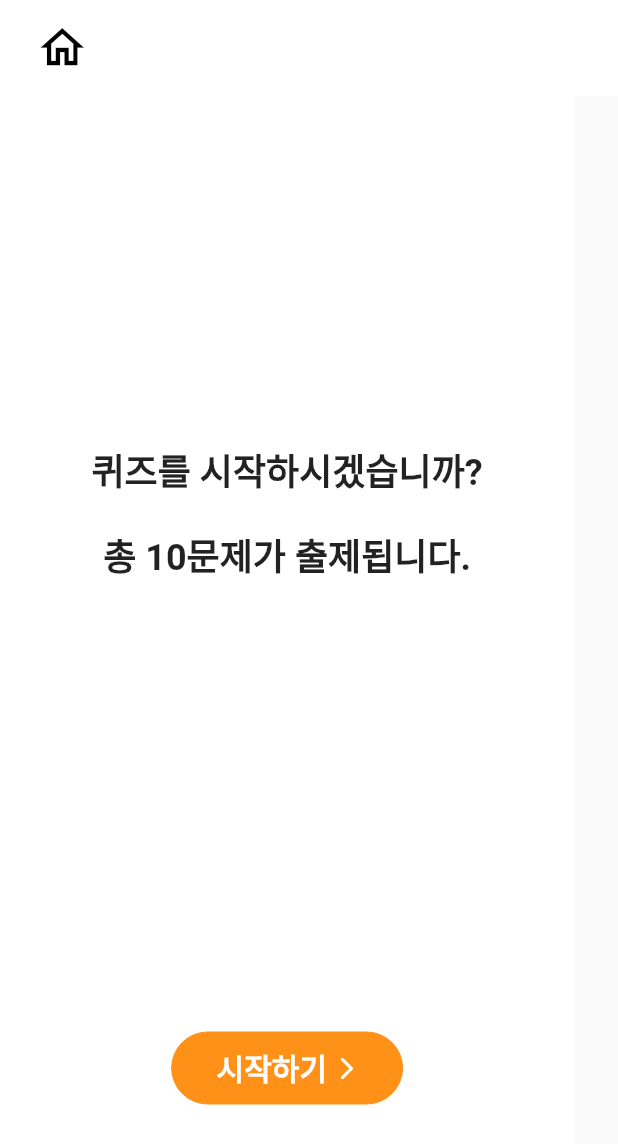
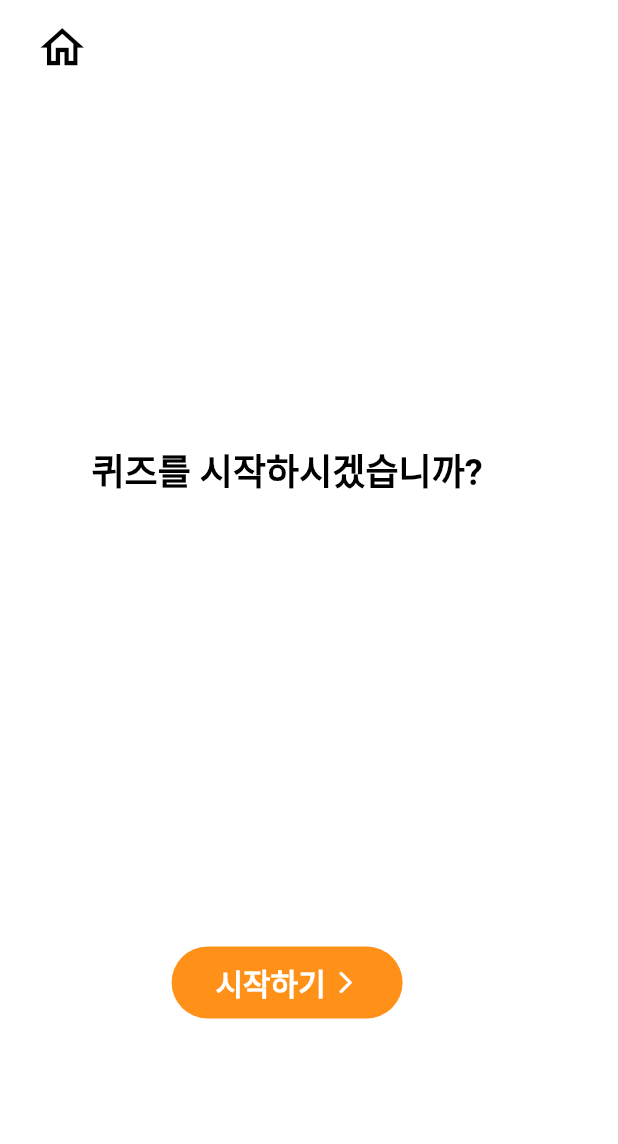
Before and after one commit to KSH-KOR/handong_dictionary_mobileapp, a Flutter app: the QuizStartView screen opened by its route, on a phone screen of 412 x 824 dp. Shown: the top 1144 px of the screen. Run offline on Flutter 3.47's test engine with Material 2 defaults, Android fonts, the phone set to English and light mode, and no system bars; our stand-ins replace cloud_firestore, firebase_auth, firebase_core, flutter_svg, google_sign_in, step_progress_indicator; accounts and stored records are empty; Roboto replaces fonts that are missing (PretendardVariable).

Commit message:
clean code about quiz_state_service

```diff
--- /dev/null
+++ b/lib/enums/quiz_status.dart
@@ -0,0 +1,3 @@
+enum QuizStatus{
+  quizNotStarted, quizFinished, submitted, isNotSelected, isSelected
+}
--- a/lib/main.dart
+++ b/lib/main.dart
@@ -41,6 +41,7 @@ void main() async {
       ),
     ],
     child: MaterialApp(
+      debugShowCheckedModeBanner: false,
       title: 'Flutter Demo',
       theme: ThemeData(
         primarySwatch: Colors.blue,
--- /dev/null
+++ b/lib/services/quiz_state_service.dart
@@ -0,0 +1,108 @@
+import 'package:flutter/material.dart';
+import 'package:provider/provider.dart';
+
+import '../constants/routes.dart';
+import '../enums/quiz_status.dart';
+import '../theme/app_colors.dart';
+import 'quiz_page_provider.dart';
+import 'quiz_select_provider.dart';
+
+class QuizService {
+  static final QuizService _shared = QuizService._sharedInstance();
+  QuizService._sharedInstance();
+  factory QuizService() => _shared;
+
+  void getFunction(QuizStatus status, BuildContext context) {
+    void actionsAfterSubmitted(BuildContext context) {
+      final pageProvider =
+          Provider.of<QuizPageProvider>(context, listen: false);
+      Provider.of<QuizSelectProvider>(context, listen: false).nextQuiz();
+
+      if (pageProvider.currentIndex < pageProvider.totalPageCount! - 1) {
+        pageProvider.nextQuiz();
+      } else {
+        pageProvider.isFinished = true;
+        Navigator.of(context)
+            .pushNamedAndRemoveUntil(quizResultRoute, (route) => false);
+      }
+    }
+
+    void submitAnswers(BuildContext context) {
+      Provider.of<QuizSelectProvider>(context, listen: false).submitAnswers();
+    }
+
+    void resetQuizzes(BuildContext context) {
+      Provider.of<QuizSelectProvider>(context, listen: false).reset();
+      Provider.of<QuizPageProvider>(context, listen: false).reset();
+      Navigator.of(context)
+          .pushNamedAndRemoveUntil(homeRoute, (route) => false);
+    }
+
+    void startQuizzes(BuildContext context) {
+      Provider.of<QuizSelectProvider>(context, listen: false).start();
+      Provider.of<QuizPageProvider>(context, listen: false).start();
+      Navigator.of(context)
+          .pushNamedAndRemoveUntil(quizPlayRoute, (route) => false);
+    }
+
+    switch (status) {
+      case QuizStatus.quizFinished:
+        return resetQuizzes(context);
+      case QuizStatus.quizNotStarted:
+        return startQuizzes(context);
+      case QuizStatus.submitted:
+        return actionsAfterSubmitted(context);
+      case QuizStatus.isNotSelected:
+        break;
+      case QuizStatus.isSelected:
+        return submitAnswers(context);
+    }
+  }
+
+  String getText(QuizStatus status) {
+    switch (status) {
+      case QuizStatus.quizNotStarted:
+        return '시작하기';
+      case QuizStatus.quizFinished:
+        return '메인으로';
+      case QuizStatus.submitted:
+        return '다음으로';
+      case QuizStatus.isSelected:
+      case QuizStatus.isNotSelected:
+        return '결과보기';
+    }
+  }
+
+  Color getColor(QuizStatus status) {
+    switch (status) {
+      case QuizStatus.quizNotStarted:
+        return AppColors.primaryColor;
+      case QuizStatus.quizFinished:
+        return AppColors.primaryColor;
+      case QuizStatus.isNotSelected:
+        return const Color(0xffD9D9D9);
+      case QuizStatus.isSelected:
+      case QuizStatus.submitted:
+        return AppColors.mainTextColor;
+    }
+  }
+
+  QuizStatus getQuizStatus(BuildContext context) {
+    final quizPageProvider =
+        Provider.of<QuizPageProvider>(context, listen: false);
+    final quizSelectProvider = Provider.of<QuizSelectProvider>(context);
+    if (!quizPageProvider.isStarted) {
+      return QuizStatus.quizNotStarted;
+    } else if (quizPageProvider.isFinished) {
+      return QuizStatus.quizFinished;
+    } else {
+      if (quizSelectProvider.isSubmitted) {
+        return QuizStatus.submitted;
+      } else if (quizSelectProvider.currentIndex == null) {
+        return QuizStatus.isNotSelected;
+      } else {
+        return QuizStatus.isSelected;
+      }
+    }
+  }
+}
--- a/lib/views/quiz/quiz_play_view.dart
+++ b/lib/views/quiz/quiz_play_view.dart
@@ -1,11 +1,9 @@
 import 'package:flutter/material.dart';
 import 'package:hdict/theme/app_colors.dart';
 import 'package:hdict/widgets/my_appbar.dart';
-import 'package:provider/provider.dart';
 
 import '../../services/cloud/firebase_cloud_quizbook_storage.dart';
 import '../../services/cloud/models/question_model.dart';
-import '../../services/quiz_select_provider.dart';
 import '../../widgets/buttons/navigate_to_home.dart';
 import '../../widgets/quiz/quiz_page.dart';
 
--- a/lib/views/quiz/quiz_result_view.dart
+++ b/lib/views/quiz/quiz_result_view.dart
@@ -2,7 +2,6 @@ import 'package:flutter/material.dart';
 import 'package:hdict/theme/text_theme.dart';
 import 'package:hdict/theme/ui_parameters.dart';
 import 'package:hdict/utilities/helper_widgets.dart';
-import 'package:hdict/widgets/my_appbar.dart';
 import 'package:provider/provider.dart';
 
 import '../../services/quiz_page_provider.dart';
--- a/lib/views/quiz/quiz_start_view.dart
+++ b/lib/views/quiz/quiz_start_view.dart
@@ -1,10 +1,9 @@
 import 'package:flutter/material.dart';
-import 'package:hdict/constants/routes.dart';
 import 'package:hdict/theme/app_colors.dart';
 import 'package:hdict/theme/text_theme.dart';
-import 'package:hdict/utilities/helper_widgets.dart';
 import 'package:hdict/widgets/buttons/navigate_to_home.dart';
 import 'package:hdict/widgets/my_appbar.dart';
+import '../../widgets/quiz/bottom_button.dart';
 
 class QuizStartView extends StatelessWidget {
   const QuizStartView({Key? key}) : super(key: key);
@@ -12,80 +11,23 @@ class QuizStartView extends StatelessWidget {
   @override
   Widget build(BuildContext context) {
     return Scaffold(
+      backgroundColor: AppColors.whiteColor,
       appBar: const MyAppBar(leadingButton: NavigateToHomePageButton()),
-      body: Container(
-          color: Colors.white,
-          child: Column(
-            children: <Widget>[
-              const Padding(
-                padding: EdgeInsets.fromLTRB(61, 231, 61, 0),
+      body: Column(
+            children: [
+              Padding(
+                padding: const EdgeInsets.fromLTRB(61, 231, 61, 0),
                 child: Text(
                   '퀴즈를 시작하시겠습니까?',
-                  style: TextStyle(
-                    fontFamily: 'PretendardVariable',
-                    fontWeight: FontWeight.w700,
-                    fontSize: 24,
-                  ),
+                  style: AppTextStyles.title2.copyWith(color: AppColors.mainTextColor),
                 ),
               ),
               const Padding(
-                padding: EdgeInsets.only(top: 21),
-                child: Text(
-                  "총 10문제가 출제됩니다.",
-                  style: TextStyle(
-                    fontFamily: 'PretendardVariable',
-                    fontWeight: FontWeight.w700,
-                    fontSize: 24,
-                  ),
-                ),
-              ),
-              Padding(
-                padding: const EdgeInsets.fromLTRB(110.5, 300, 110.5, 0),
-                child: SizedBox(
-                  width: 154,
-                  height: 48,
-                  child: TextButton(
-                    onPressed: () {
-                      Navigator.pushNamedAndRemoveUntil(
-                          context, quizPlayRoute, (route) => false);
-                    },
-                    style: TextButton.styleFrom(
-                      backgroundColor: AppColors.primaryColor,
-                      shape: RoundedRectangleBorder(
-                          borderRadius: BorderRadius.circular(24),
-                          side: const BorderSide(
-                            width: 0,
-                            color: AppColors.primaryColor,
-                          )),
-                    ),
-                    child: Row(
-                      children: <Widget>[
-                        Padding(
-                          padding: const EdgeInsets.only(left: 12),
-                          child: Row(
-                            children: <Widget>[
-                              addHorizontalSpace(10),
-                              Text(
-                                '시작하기',
-                                style: AppTextStyles.buttonText
-                                    .copyWith(color: AppColors.whiteColor),
-                              ),
-                              addHorizontalSpace(4),
-                              const Icon(
-                                Icons.arrow_forward_ios_rounded,
-                                color: Colors.white,
-                                size: 18,
-                              ),
-                            ],
-                          ),
-                        ),
-                      ],
-                    ),
-                  ),
-                ),
+                padding: EdgeInsets.fromLTRB(110.5, 300, 110.5, 0),
+                child: BottomButton(),
               ),
             ],
-          )),
+          ),
     );
   }
 }
--- a/pubspec.yaml
+++ b/pubspec.yaml
@@ -38,7 +38,6 @@ dependencies:
   firebase_auth: ^3.3.20
   cloud_firestore: ^3.1.18
   firebase_analytics: ^9.1.10
-  get: ^4.6.5
   google_sign_in: ^5.4.1
   uuid: ^3.0.6
   provider: ^6.0.3
```
Also changed, not shown: lib/services/quiz_page_provider.dart (+21 -0 lines), lib/services/quiz_select_provider.dart (+21 -1 lines), lib/views/home_page.dart (+13 -5 lines), lib/widgets/quiz/bottom_button.dart (+15 -65 lines), lib/widgets/quiz/quiz_page_contents.dart (+4 -3 lines), pubspec.lock.
